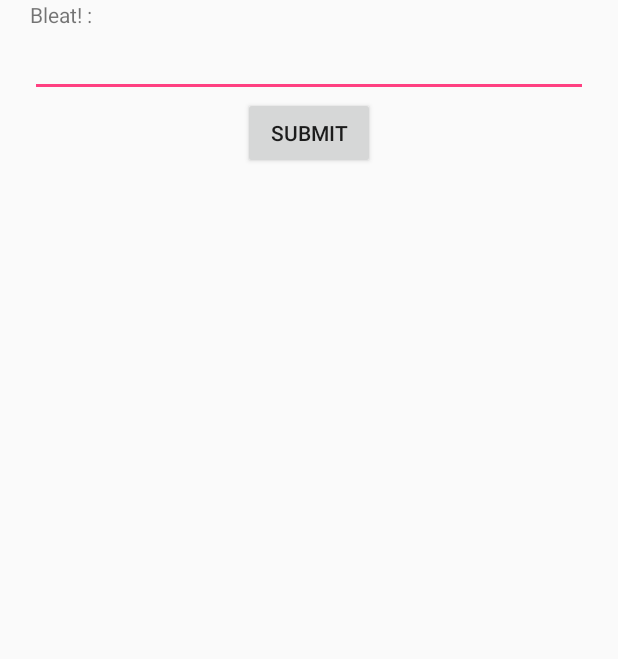
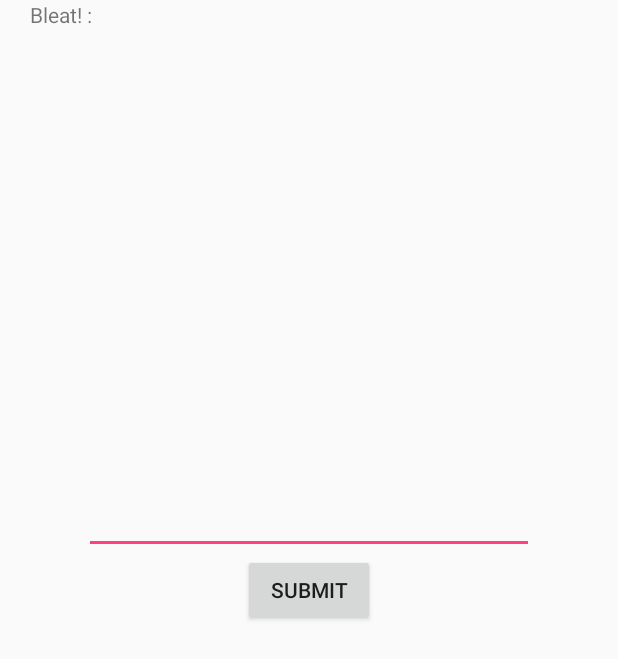
Before and after one commit to sixkkdrx3/cs194, an Android app: the layout input_dialog_fragment.xml on its own in the app's theme, with its tools: preview values and no code run, on a phone screen of 412 x 824 dp. Shown: the top 659 px of the screen. Run offline under Robolectric (Android 15) with nearby library versions, the light colour scheme and no system bars.

Commit message:
improved UI

```diff
--- a/app/build.gradle
+++ b/app/build.gradle
@@ -27,10 +27,13 @@ dependencies {
     compile fileTree(dir: 'libs', include: ['*.jar'])
     testCompile 'junit:junit:4.12'
     compile 'com.android.support:appcompat-v7:23.1.1'
-    compile 'com.google.android.gms:play-services:8.4.0'
+    compile 'com.google.android.gms:play-services-maps:8.4.0'
+    compile 'com.google.android.gms:play-services-location:8.4.0'
     compile 'com.amazonaws:aws-android-sdk-core:2.+'
     compile 'com.amazonaws:aws-android-sdk-cognito:2.+'
     compile 'com.amazonaws:aws-android-sdk-s3:2.+'
     compile 'com.amazonaws:aws-android-sdk-ddb:2.+'
     compile 'com.amazonaws:aws-android-sdk-ddb-mapper:2.+'
+    compile 'com.android.support:design:23.1.1'
+
 }
--- a/app/src/main/java/cs194/maaap/MapsActivity.java
+++ b/app/src/main/java/cs194/maaap/MapsActivity.java
@@ -3,6 +3,7 @@ package cs194.maaap;
 import android.app.FragmentTransaction;
 import android.location.Criteria;
 import android.location.Location;
+import android.support.design.widget.FloatingActionButton;
 import android.support.v4.app.FragmentActivity;
 import android.os.Bundle;
 import android.util.Log;
@@ -35,7 +36,7 @@ public class MapsActivity extends FragmentActivity implements OnMapReadyCallback
                 .addApi(LocationServices.API).build();
         mGoogleApiClient.connect();
 
-        Button button = (Button) findViewById(R.id.bleat_button);
+        FloatingActionButton button = (FloatingActionButton) findViewById(R.id.bleat_button);
         button.setOnClickListener(new View.OnClickListener() {
             public void onClick(View v)
             {
--- a/app/src/main/res/layout/input_dialog_fragment.xml
+++ b/app/src/main/res/layout/input_dialog_fragment.xml
@@ -12,11 +12,15 @@
         android:text="Bleat! : "/>
 
     <EditText
+        android:layout_width="300dp"
+        android:layout_height="350dp"
+        android:inputType="textMultiLine"
+        android:ems="10"
         android:id="@+id/msg"
         android:layout_marginLeft="20dp"
         android:layout_marginRight="20dp"
-        android:layout_width="fill_parent"
-        android:layout_height="wrap_content" />
+        android:layout_gravity="center_horizontal"
+        android:gravity="left|top" />
 
     <Button
         android:id="@+id/submit_button"
```
Also changed, not shown: app/src/main/res/layout/activity_map.xml (+10 -12 lines).
